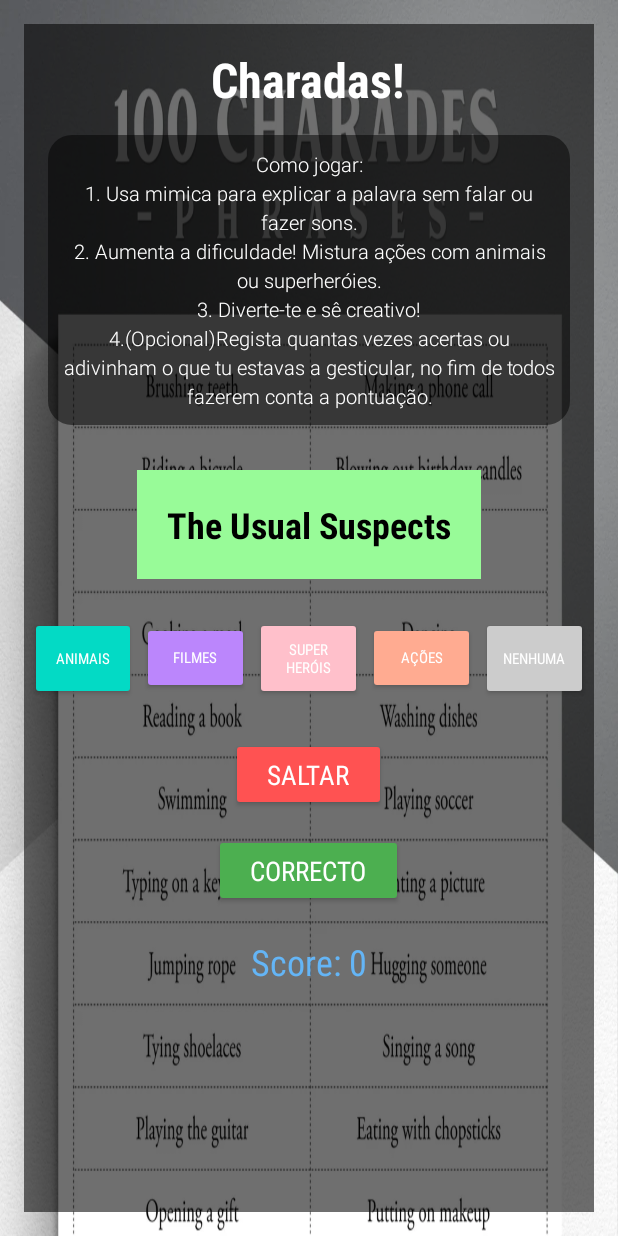
After one commit to JoseSousaVaz/FestadBolso, an Android app: the CharadesActivity screen opened directly, with no data from a screen before it, on a phone screen of 412 x 824 dp. The commit adds this screen. Run offline under Robolectric (Android 15) with nearby library versions, the phone set to English and light mode, and no system bars.

Commit message:
Charadas a funcionar

```diff
--- a/app/src/main/AndroidManifest.xml
+++ b/app/src/main/AndroidManifest.xml
@@ -48,5 +48,9 @@
             <!-- Optional: Any specific settings for JoinActivity -->
         </activity>
 
+        <activity android:name=".UI.CharadesActivity">
+            <!-- Optional: Any specific settings for JoinActivity -->
+        </activity>
+
     </application>
 </manifest>
--- /dev/null
+++ b/app/src/main/java/com/example/festadbolso/UI/CharadesActivity.java
@@ -0,0 +1,216 @@
+package com.example.festadbolso.UI;
+
+import android.app.Activity;
+import android.os.Bundle;
+import android.view.View;
+import android.widget.Button;
+import android.widget.TextView;
+import android.widget.Toast;
+
+import com.example.festadbolso.R;
+
+import java.util.ArrayList;
+import java.util.HashMap;
+import java.util.List;
+import java.util.Map;
+import java.util.Random;
+
+public class CharadesActivity extends Activity {
+
+    private TextView wordTextView;
+    private TextView counterTextView;
+    private Button skipButton, correctButton;
+    private Button categoryAnimals, categoryMovies, categorySuperheroes, categoryActions, categoryNone;
+    private Map<String, List<String>> wordsByCategory;
+    private String currentCategory = "None"; // Default category
+    private String currentWord;
+    private int score = 0;
+
+    @Override
+    protected void onCreate(Bundle savedInstanceState) {
+        super.onCreate(savedInstanceState);
+        setContentView(R.layout.activity_charades);
+
+        // Initialize views
+        wordTextView = findViewById(R.id.wordTextView);
+        counterTextView = findViewById(R.id.counterTextView);
+        skipButton = findViewById(R.id.skipButton);
+        correctButton = findViewById(R.id.correctButton);
+        categoryAnimals = findViewById(R.id.categoryAnimals);
+        categoryMovies = findViewById(R.id.categoryMovies);
+        categorySuperheroes = findViewById(R.id.categorySuperheroes);
+        categoryActions = findViewById(R.id.categoryActions);
+        categoryNone = findViewById(R.id.categoryNone);
+
+        // Populate the word list with categories
+        populateWordList();
+
+        // Set a random word initially
+        currentWord = getRandomWord(currentCategory);
+        wordTextView.setText(currentWord);
+
+        // Set up button listeners
+        skipButton.setOnClickListener(v -> {
+            currentWord = getRandomWord(currentCategory);
+            wordTextView.setText(currentWord);
+        });
+
+        correctButton.setOnClickListener(v -> {
+            // Increment the score and update the counter TextView
+            score++;
+            counterTextView.setText("Pontuação: " + score);
+
+            Toast.makeText(CharadesActivity.this, "Bom trabalho!", Toast.LENGTH_SHORT).show();
+            currentWord = getRandomWord(currentCategory);
+            wordTextView.setText(currentWord);
+        });
+
+        // Set up category button listeners
+        categoryAnimals.setOnClickListener(v -> setCategory("Animals"));
+        categoryMovies.setOnClickListener(v -> setCategory("Movies"));
+        categorySuperheroes.setOnClickListener(v -> setCategory("Superheroes"));
+        categoryActions.setOnClickListener(v -> setCategory("Actions"));
+        categoryNone.setOnClickListener(v -> setCategory("None"));
+    }
+
+    private void populateWordList() {
+        wordsByCategory = new HashMap<>();
+
+// Add words for each category
+        List<String> animals = new ArrayList<>();
+        animals.add("Leão"); // Lion
+        animals.add("Elefante"); // Elephant
+        animals.add("Girafa"); // Giraffe
+        animals.add("Canguru"); // Kangaroo
+        animals.add("Pinguim"); // Penguin
+        animals.add("Tigre"); // Tiger
+        animals.add("Urso"); // Bear
+        animals.add("Zebra"); // Zebra
+        animals.add("Macaco"); // Monkey
+        animals.add("Panda"); // Panda
+        animals.add("Lobo"); // Wolf
+        animals.add("Raposa"); // Fox
+        animals.add("Veado"); // Deer
+        animals.add("Coelho"); // Rabbit
+        animals.add("Cavalo"); // Horse
+        animals.add("Vaca"); // Cow
+        animals.add("Ovelha"); // Sheep
+        animals.add("Cabra"); // Goat
+        animals.add("Porco"); // Pig
+        animals.add("Galinha"); // Chicken
+        animals.add("Crocodilo"); // Crocodile
+        animals.add("Tubarão"); // Shark
+        animals.add("Borboleta"); // Butterfly
+        animals.add("Aranha"); // Spider
+        animals.add("Coruja"); // Owl
+        wordsByCategory.put("Animals", animals);
+
+        List<String> movies = new ArrayList<>();
+        movies.add("Titanic"); // Titanic
+        movies.add("Avatar"); // Avatar
+        movies.add("Inception"); // Inception
+        movies.add("Jurassic Park"); // Jurassic Park
+        movies.add("Matrix"); // The Matrix
+        movies.add("Star Wars"); // Star Wars
+        movies.add("O Padrinho"); // The Godfather
+        movies.add("Forrest Gump"); // Forrest Gump
+        movies.add("O Cavaleiro das Trevas"); // The Dark Knight
+        movies.add("Pulp Fiction"); // Pulp Fiction
+        movies.add("Fight Club"); // Fight Club
+        movies.add("The Usual Suspects"); // The Usual Suspects
+        movies.add("O Senhor dos Anéis"); // The Lord of the Rings
+        movies.add("Harry Potter"); // Harry Potter
+        movies.add("The Avengers"); // The Avengers
+        movies.add("Interstellar"); // Interstellar
+        movies.add("Gladiador"); // Gladiator
+        movies.add("O Rei Leão"); // The Lion King
+        movies.add("Toy Story"); // Toy Story
+        movies.add("Finding Nemo"); // Finding Nemo
+        movies.add("Cidade de Deus"); // City of God
+        movies.add("Amélie"); // Amélie
+        movies.add("The Great Dictator"); // The Great Dictator
+        movies.add("O Fabuloso Destino de Amélie Poulain"); // Amélie
+        movies.add("A Vida é Bela"); // Life is Beautiful
+        wordsByCategory.put("Movies", movies);
+
+        List<String> superheroes = new ArrayList<>();
+        superheroes.add("Homem-Aranha"); // Spiderman
+        superheroes.add("Batman"); // Batman
+        superheroes.add("Super-Homem"); // Superman
+        superheroes.add("Mulher-Maravilha"); // Wonder Woman
+        superheroes.add("Homem de Ferro"); // Iron Man
+        superheroes.add("Capitão América"); // Captain America
+        superheroes.add("Thor"); // Thor
+        superheroes.add("Hulk"); // Hulk
+        superheroes.add("Pantera Negra"); // Black Panther
+        superheroes.add("Flash"); // Flash
+        superheroes.add("Aquaman"); // Aquaman
+        superheroes.add("Green Lantern"); // Green Lantern
+        superheroes.add("Wolverine"); // Wolverine
+        superheroes.add("Deadpool"); // Deadpool
+        superheroes.add("Viúva Negra"); // Black Widow
+        superheroes.add("Doctor Strange"); // Doctor Strange
+        superheroes.add("Ant-Man"); // Ant-Man
+        superheroes.add("Captain Marvel"); // Captain Marvel
+        superheroes.add("Hawkeye"); // Hawkeye
+        superheroes.add("Vision"); // Vision
+        superheroes.add("Storm"); // Storm
+        superheroes.add("Cyclops"); // Cyclops
+        superheroes.add("Jean Grey"); // Jean Grey
+        superheroes.add("Magneto"); // Magneto
+        superheroes.add("Nightcrawler"); // Nightcrawler
+        wordsByCategory.put("Superheroes", superheroes);
+
+        List<String> actions = new ArrayList<>();
+        actions.add("Correr"); // Running
+        actions.add("Saltar"); // Jumping
+        actions.add("Nadar"); // Swimming
+        actions.add("Dançar"); // Dancing
+        actions.add("Cantar"); // Singing
+        actions.add("Rir"); // Laughing
+        actions.add("Chorar"); // Crying
+        actions.add("Comer"); // Eating
+        actions.add("Dormir"); // Sleeping
+        actions.add("Ler"); // Reading
+        actions.add("Escrever"); // Writing
+        actions.add("Conduzir"); // Driving
+        actions.add("Escalar"); // Climbing
+        actions.add("Cair"); // Falling
+        actions.add("Lutar"); // Fighting
+        actions.add("Pontapear"); // Kicking
+        actions.add("Socar"); // Punching
+        actions.add("Atirar"); // Throwing
+        actions.add("Apanhar"); // Catching
+        actions.add("Assobiar"); // Whistling
+        actions.add("Pular Corda"); // Jump Rope
+        actions.add("Andar de Bicicleta"); // Riding a Bike
+        actions.add("Fazer Yoga"); // Doing Yoga
+        actions.add("Meditar"); // Meditating
+        actions.add("Pintar"); // Painting
+        wordsByCategory.put("Actions", actions);
+
+        // Add all words to the "None" category
+        List<String> allWords = new ArrayList<>();
+        allWords.addAll(animals);
+        allWords.addAll(movies);
+        allWords.addAll(superheroes);
+        allWords.addAll(actions);
+        wordsByCategory.put("None", allWords);
+    }
+
+    private String getRandomWord(String category) {
+        List<String> words = wordsByCategory.get(category);
+        if (words == null || words.isEmpty()) {
+            return "No words available";
+        }
+        Random random = new Random();
+        return words.get(random.nextInt(words.size()));
+    }
+
+    private void setCategory(String category) {
+        currentCategory = category;
+        currentWord = getRandomWord(currentCategory);
+        wordTextView.setText(currentWord);
+        Toast.makeText(this, "Category: " + category, Toast.LENGTH_SHORT).show();
+    }
+}
--- a/app/src/main/java/com/example/festadbolso/UI/GameDetailsActivity.java
+++ b/app/src/main/java/com/example/festadbolso/UI/GameDetailsActivity.java
@@ -77,8 +77,15 @@ public class GameDetailsActivity extends AppCompatActivity {
             @Override
             public void onClick(View v) {
                 // Start the TestActivity when the play button is clicked
-                Intent intent = new Intent(GameDetailsActivity.this, TestActivity.class);
+                Intent intent;
+                if (randomId ==4){
+                    // Start the CharadesActivity when the play button is clicked
+                    intent = new Intent(GameDetailsActivity.this, CharadesActivity.class);
+                }else{
+                    intent = new Intent(GameDetailsActivity.this, TestActivity.class);
+                }
                 startActivity(intent);
+
             }
         });
 
@@ -157,6 +164,7 @@ public class GameDetailsActivity extends AppCompatActivity {
         // Extract and display rules
         if (fields.has("rules")) {
             String rules = fields.getJSONObject("rules").getString("stringValue");
+            rules = rules.replace("\\n", "\n"); // Convert Firestore's stored "\n" into actual new lines
             gameRules.setText(rules);
         }
 
--- /dev/null
+++ b/app/src/main/res/drawable/rounded_corner_background.xml
@@ -0,0 +1,4 @@
+<shape xmlns:android="http://schemas.android.com/apk/res/android">
+    <solid android:color="#80000000"/> <!-- Semi-transparent black -->
+    <corners android:radius="16dp"/>
+</shape>
--- /dev/null
+++ b/app/src/main/res/drawable/scrim.xml
@@ -0,0 +1,3 @@
+<shape xmlns:android="http://schemas.android.com/apk/res/android">
+    <solid android:color="#90000000"/>
+</shape>
--- /dev/null
+++ b/app/src/main/res/layout/activity_charades.xml
@@ -0,0 +1,188 @@
+<RelativeLayout xmlns:android="http://schemas.android.com/apk/res/android"
+    android:layout_width="match_parent"
+    android:layout_height="match_parent"
+    android:padding="16dp"
+    android:background="@drawable/charadebackground"> <!-- Background image -->
+
+    <!-- Semi-transparent overlay -->
+    <View
+        android:layout_width="match_parent"
+        android:layout_height="match_parent"
+        android:background="@drawable/scrim"/>
+
+    <!-- Title -->
+    <TextView
+        android:id="@+id/titleTextView"
+        android:layout_width="wrap_content"
+        android:layout_height="wrap_content"
+        android:text="@string/charadas"
+        android:textSize="32sp"
+        android:textStyle="bold"
+        android:textColor="@color/white"
+        android:fontFamily="sans-serif-condensed"
+        android:layout_centerHorizontal="true"
+        android:layout_marginTop="15dp"/>
+
+    <!-- Rules Section -->
+    <TextView
+        android:id="@+id/rulesTextView"
+        android:layout_width="match_parent"
+        android:layout_height="wrap_content"
+        android:text="@string/regras_charadas"
+        android:textSize="13sp"
+        android:textColor="@color/white"
+        android:lineSpacingMultiplier="1.2"
+        android:gravity="center"
+        android:layout_below="@id/titleTextView"
+        android:layout_marginTop="15dp"
+        android:layout_marginHorizontal="16dp"
+        android:padding="10dp"
+        android:background="@drawable/rounded_corner_background"
+        android:fontFamily="sans-serif-light"/>
+
+    <!-- Word Display -->
+    <TextView
+        android:id="@+id/wordTextView"
+        android:layout_width="wrap_content"
+        android:layout_height="wrap_content"
+        android:text="@string/palavra"
+        android:textSize="24sp"
+        android:textStyle="bold"
+        android:textColor="@color/black"
+        android:background="@color/mint_green"
+        android:padding="20dp"
+        android:layout_centerHorizontal="true"
+        android:layout_below="@id/rulesTextView"
+        android:layout_marginTop="30dp"
+        android:fontFamily="sans-serif-condensed"/>
+
+    <!-- Category Buttons -->
+    <LinearLayout
+        android:id="@+id/categoryButtons"
+        android:layout_width="match_parent"
+        android:layout_height="wrap_content"
+        android:orientation="horizontal"
+        android:layout_below="@id/wordTextView"
+        android:layout_marginTop="25dp"
+        android:gravity="center"
+        android:paddingHorizontal="4dp">
+
+        <Button
+            android:id="@+id/categoryAnimals"
+            android:layout_width="0dp"
+            android:layout_height="wrap_content"
+            android:layout_weight="1"
+            android:text="@string/animais"
+            android:textColor="@color/white"
+            android:autoSizeTextType="uniform"
+            android:autoSizeMinTextSize="6sp"
+            android:autoSizeMaxTextSize="10sp"
+            android:autoSizeStepGranularity="2sp"
+            android:backgroundTint="@color/teal_200"
+            android:layout_marginEnd="4dp"
+            android:fontFamily="sans-serif-condensed"/>
+
+        <Button
+            android:id="@+id/categoryMovies"
+            android:layout_width="0dp"
+            android:layout_height="wrap_content"
+            android:layout_weight="1"
+            android:text="@string/filmes"
+            android:textColor="@color/white"
+            android:autoSizeTextType="uniform"
+            android:autoSizeMinTextSize="6sp"
+            android:autoSizeMaxTextSize="10sp"
+            android:autoSizeStepGranularity="2sp"
+            android:backgroundTint="@color/purple_200"
+            android:layout_marginEnd="4dp"
+            android:fontFamily="sans-serif-condensed"/>
+
+        <Button
+            android:id="@+id/categorySuperheroes"
+            android:layout_width="0dp"
+            android:layout_height="wrap_content"
+            android:layout_weight="1"
+            android:text="@string/super_her_is"
+            android:textColor="@color/white"
+            android:autoSizeTextType="uniform"
+            android:autoSizeMinTextSize="6sp"
+            android:autoSizeMaxTextSize="10sp"
+            android:autoSizeStepGranularity="2sp"
+            android:backgroundTint="@color/pink_200"
+            android:layout_marginEnd="4dp"
+            android:fontFamily="sans-serif-condensed"/>
+
+        <Button
+            android:id="@+id/categoryActions"
+            android:layout_width="0dp"
+            android:layout_height="wrap_content"
+            android:layout_weight="1"
+            android:text="@string/a_es"
+            android:textColor="@color/white"
+            android:autoSizeTextType="uniform"
+            android:autoSizeMinTextSize="6sp"
+            android:autoSizeMaxTextSize="10sp"
+            android:autoSizeStepGranularity="2sp"
+            android:backgroundTint="@color/orange_200"
+            android:layout_marginEnd="4dp"
+            android:fontFamily="sans-serif-condensed"/>
+
+        <Button
+            android:id="@+id/categoryNone"
+            android:layout_width="0dp"
+            android:layout_height="wrap_content"
+            android:layout_weight="1"
+            android:text="@string/nenhuma"
+            android:textColor="@color/white"
+            android:autoSizeTextType="uniform"
+            android:autoSizeMinTextSize="6sp"
+            android:autoSizeMaxTextSize="10sp"
+            android:autoSizeStepGranularity="2sp"
+            android:backgroundTint="@color/gray_200"
+            android:fontFamily="sans-serif-condensed"/>
+    </LinearLayout>
+
+    <!-- Action Buttons -->
+    <Button
+        android:id="@+id/skipButton"
+        android:layout_width="wrap_content"
+        android:layout_height="wrap_content"
+        android:layout_below="@id/categoryButtons"
+        android:layout_centerHorizontal="true"
+        android:layout_marginTop="25dp"
+        android:backgroundTint="@color/red_200"
+        android:text="@string/saltar"
+        android:textColor="@color/white"
+        android:fontFamily="sans-serif-condensed"
+        android:textSize="18sp"
+        android:paddingHorizontal="24dp"
+        android:paddingVertical="12dp"/>
+
+    <Button
+        android:id="@+id/correctButton"
+        android:layout_width="wrap_content"
+        android:layout_height="wrap_content"
+        android:text="@string/correcto"
+        android:textColor="@color/white"
+        android:backgroundTint="@color/green_200"
+        android:layout_below="@id/skipButton"
+        android:layout_centerHorizontal="true"
+        android:layout_marginTop="15dp"
+        android:fontFamily="sans-serif-condensed"
+        android:textSize="18sp"
+        android:paddingHorizontal="24dp"
+        android:paddingVertical="12dp"/>
+
+    <!-- Counter TextView -->
+    <TextView
+        android:id="@+id/counterTextView"
+        android:layout_width="wrap_content"
+        android:layout_height="wrap_content"
+        android:text="Score: 0"
+        android:textSize="24sp"
+        android:textColor="@color/sky_blue"
+        android:layout_below="@id/correctButton"
+        android:layout_centerHorizontal="true"
+        android:layout_marginTop="20dp"
+        android:fontFamily="sans-serif-condensed"/>
+</RelativeLayout>
--- a/app/src/main/res/values/colors.xml
+++ b/app/src/main/res/values/colors.xml
@@ -11,5 +11,13 @@
     <color name="deep_orange">#FF5722</color>
     <color name="sky_blue">#64B5F6</color>
     <color name="mint_green">#98FB98</color>
+    <color name="pink_200">#FFC0CB</color>
+    <color name="gray_200">#CCCCCC</color>
+    <color name="red_200">#FF5252</color>
+    <color name="green_200">#4CAF50</color>
+    <color name="orange_200">#FFAB91</color>
+
+
+
 
 </resources>
--- a/app/src/main/res/values/strings.xml
+++ b/app/src/main/res/values/strings.xml
@@ -14,4 +14,14 @@
     <string name="app_logo">App Logo</string>
     <string name="recuperar_palavra_passe">Recuperar palavra-passe</string>
     <string name="jogar">Jogar</string>
+    <string name="correcto">Correcto</string>
+    <string name="saltar">Saltar</string>
+    <string name="nenhuma">Nenhuma</string>
+    <string name="a_es">Ações</string>
+    <string name="super_her_is">Super heróis</string>
+    <string name="filmes">Filmes</string>
+    <string name="animais">Animais</string>
+    <string name="palavra">Palavra:</string>
+    <string name="regras_charadas">Como jogar:\n1. Usa mimica para explicar a palavra sem falar ou fazer sons.\n2. Aumenta a dificuldade! Mistura ações com animais ou superheróies.\n3. Diverte-te e sê creativo!\n4.(Opcional)Regista quantas vezes acertas ou adivinham o que tu estavas a gesticular, no fim de todos fazerem conta a pontuação.</string>
+    <string name="charadas">Charadas!</string>
 </resources>
```
Also changed, not shown: app/src/main/res/drawable/charadebackground.webp (added).
